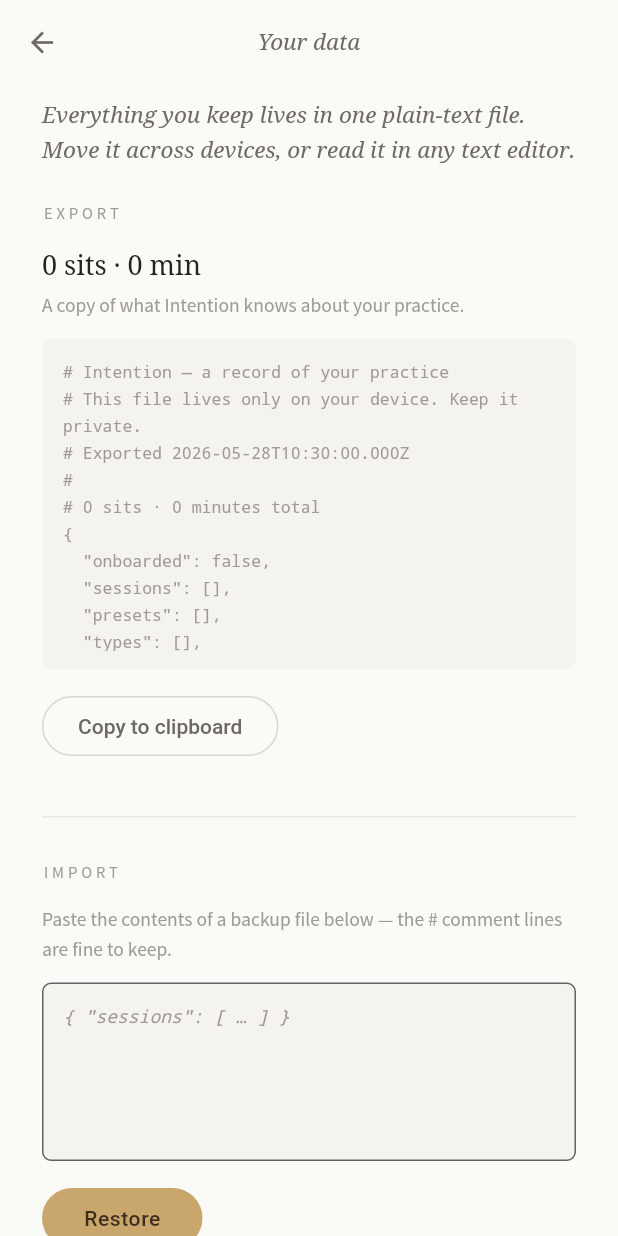
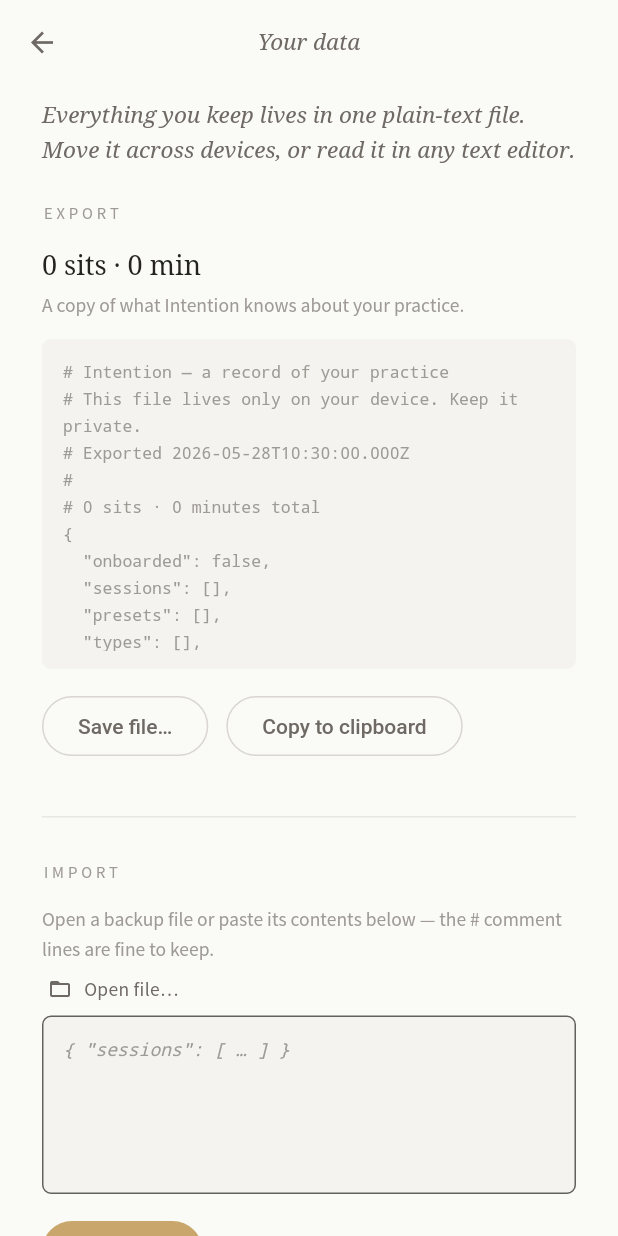
Before and after one commit to AlexanderSchoenfeldt/meditationtimer, a Flutter app: the DataScreen screen opened by its route, on a phone screen of 412 x 824 dp. Run offline on Flutter 3.47's test engine with Material 3 defaults, Android fonts, the phone set to English and light mode, and no system bars; our stand-ins replace file_picker, flutter_riverpod, go_router, just_audio, share_plus, wakelock_plus.

Commit message:
Phase 4 (2/3): File save + open in Data screen
- DataScreen Export section gains a "Save file…" ghost button next to
  "Copy to clipboard". It writes the same plain-text export to the
  app's temp dir as `intention-{YYYY-MM-DD}.txt` and hands it to the
  system share sheet via share_plus, so the user picks the destination
  — Drive, Dropbox, Files, email, etc. Flashes "Exported" on success.
- DataScreen Import section gains an "Open file…" link above the paste
  textarea. Uses file_picker (txt/json) to read the file's text into
  the existing textarea so the user can still review before tapping
  Restore. The Restore button is unchanged.
- Web/test platforms fail gracefully — both flows catch their plugin
  errors and surface a quiet "Could not save/open the file" inline
  error instead of crashing.

Co-Authored-By: Claude Opus 4.7 (1M context) <noreply@anthropic.com>

```diff
--- a/lib/screens/data_screen.dart
+++ b/lib/screens/data_screen.dart
@@ -1,10 +1,16 @@
 import 'dart:async';
+import 'dart:io';
 
+import 'package:file_picker/file_picker.dart';
+import 'package:flutter/foundation.dart';
 import 'package:flutter/material.dart';
 import 'package:flutter/services.dart';
 import 'package:flutter_riverpod/flutter_riverpod.dart';
 import 'package:go_router/go_router.dart';
+import 'package:path_provider/path_provider.dart';
+import 'package:share_plus/share_plus.dart';
 
+import '../data/dates.dart';
 import '../data/export.dart';
 import '../providers/app_state_provider.dart';
 import '../theme/palette.dart';
@@ -47,6 +53,51 @@ class _DataScreenState extends ConsumerState<DataScreen> {
     final text = exportText(state);
     await Clipboard.setData(ClipboardData(text: text));
     _showFlash('Copied to clipboard');
+  }
+
+  Future<void> _saveExport() async {
+    try {
+      final state = ref.read(appStateProvider).requireValue;
+      final text = exportText(state);
+      final dir = await getTemporaryDirectory();
+      final file = File('${dir.path}/intention-${todayKey()}.txt');
+      await file.writeAsString(text);
+      await Share.shareXFiles(
+        [XFile(file.path, mimeType: 'text/plain')],
+        subject: 'Intention backup',
+      );
+      if (!mounted) return;
+      _showFlash('Exported');
+    } catch (e) {
+      if (kDebugMode) debugPrint('Save export failed: $e');
+      if (!mounted) return;
+      setState(() {
+        _error = 'Could not save the file on this device.';
+        _flash = null;
+      });
+    }
+  }
+
+  Future<void> _pickFile() async {
+    try {
+      final result = await FilePicker.platform.pickFiles(
+        type: FileType.custom,
+        allowedExtensions: const ['txt', 'json'],
+      );
+      if (result == null || result.files.single.path == null) return;
+      final file = File(result.files.single.path!);
+      final text = await file.readAsString();
+      if (!mounted) return;
+      _importController.text = text;
+      setState(() => _error = null);
+    } catch (e) {
+      if (kDebugMode) debugPrint('Pick file failed: $e');
+      if (!mounted) return;
+      setState(() {
+        _error = 'Could not open the file.';
+        _flash = null;
+      });
+    }
   }
 
   Future<void> _restore() async {
@@ -150,19 +201,20 @@ class _DataScreenState extends ConsumerState<DataScreen> {
           const SizedBox(height: 14),
           _CodePreview(text: preview),
           const SizedBox(height: 14),
-          Row(
+          Wrap(
+            spacing: 12,
+            runSpacing: 12,
+            crossAxisAlignment: WrapCrossAlignment.center,
             children: [
+              GhostButton(label: 'Save file…', onPressed: _saveExport),
               GhostButton(label: 'Copy to clipboard', onPressed: _copyExport),
-              const SizedBox(width: 12),
               if (_flash != null)
-                Expanded(
-                  child: Text(
-                    _flash!,
-                    style: TextStyle(
-                      fontSize: 12,
-                      color: p.ink2,
-                      fontStyle: FontStyle.italic,
-                    ),
+                Text(
+                  _flash!,
+                  style: TextStyle(
+                    fontSize: 12,
+                    color: p.ink2,
+                    fontStyle: FontStyle.italic,
                   ),
                 ),
             ],
@@ -173,10 +225,28 @@ class _DataScreenState extends ConsumerState<DataScreen> {
           _SectionTitle('IMPORT'),
           const SizedBox(height: 12),
           Text(
-            'Paste the contents of a backup file below — the # comment lines are fine to keep.',
+            'Open a backup file or paste its contents below — the # comment lines are fine to keep.',
             style: TextStyle(fontSize: 13, color: p.ink3, height: 1.55),
           ),
-          const SizedBox(height: 14),
+          const SizedBox(height: 10),
+          Align(
+            alignment: Alignment.centerLeft,
+            child: TextButton.icon(
+              onPressed: _pickFile,
+              icon: Icon(Icons.folder_open_outlined, color: p.ink2, size: 16),
+              label: Text('Open file…',
+                  style: TextStyle(
+                      fontSize: 13,
+                      color: p.ink2,
+                      letterSpacing: 0.2)),
+              style: TextButton.styleFrom(
+                padding: const EdgeInsets.symmetric(horizontal: 4),
+                minimumSize: Size.zero,
+                tapTargetSize: MaterialTapTargetSize.shrinkWrap,
+              ),
+            ),
+          ),
+          const SizedBox(height: 10),
           TextField(
             controller: _importController,
             maxLines: 8,
```
